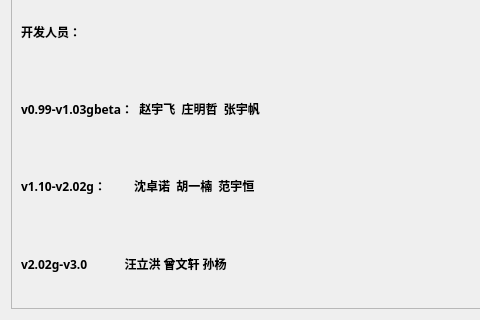
Above: AboutDialog.ui from hackermmzz/new-aoe before the change; both pictures show x 0 to 480 and y 180 to 500 of the 600 by 500 pixel window. Below: the same form after it.
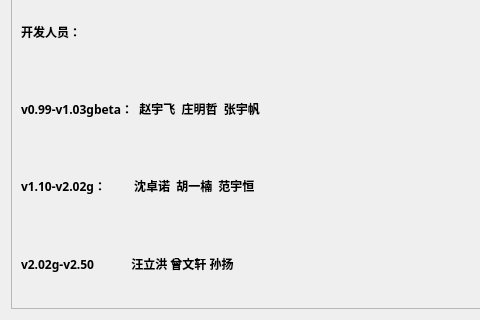
That is the form after the change.

```diff
--- a/AboutDialog.ui
+++ b/AboutDialog.ui
@@ -127,7 +127,7 @@
             </font>
            </property>
            <property name="text">
-            <string>v2.02g-v3.0            汪立洪 曾文轩 孙杨</string>
+            <string>v2.02g-v2.50            汪立洪 曾文轩 孙扬</string>
            </property>
           </widget>
          </item>
```
